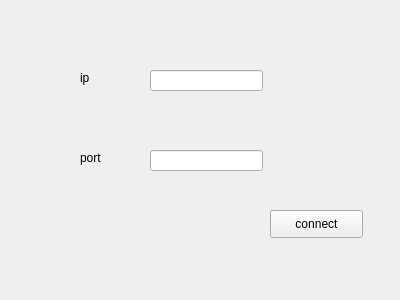
This is widget.ui in WSYU-SmartHome-Project/Client as Qt 5 draws it before an edit. The edited form follows.
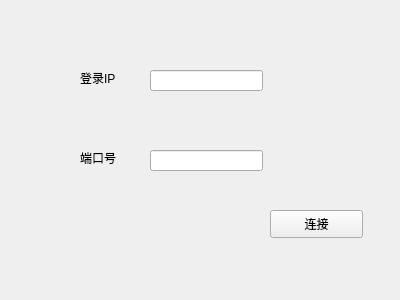
This is the edited form. Icons and pictures are not drawn.

Commit message: 修改登录背景

The edit to the form file:
```diff
--- a/widget.ui
+++ b/widget.ui
@@ -23,7 +23,7 @@
     </rect>
    </property>
    <property name="text">
-    <string>ip</string>
+    <string>登录IP</string>
    </property>
   </widget>
   <widget class="QLabel" name="label_2">
@@ -36,7 +36,7 @@
     </rect>
    </property>
    <property name="text">
-    <string>port</string>
+    <string>端口号</string>
    </property>
   </widget>
   <widget class="QLineEdit" name="lineEdit">
@@ -69,9 +69,28 @@
     </rect>
    </property>
    <property name="text">
-    <string>connect</string>
+    <string>连接</string>
    </property>
   </widget>
+  <widget class="QWidget" name="widget" native="true">
+   <property name="geometry">
+    <rect>
+     <x>0</x>
+     <y>0</y>
+     <width>401</width>
+     <height>301</height>
+    </rect>
+   </property>
+   <property name="styleSheet">
+    <string notr="true">background-image:url(:/image/login.png)</string>
+   </property>
+  </widget>
+  <zorder>widget</zorder>
+  <zorder>label</zorder>
+  <zorder>label_2</zorder>
+  <zorder>lineEdit</zorder>
+  <zorder>lineEdit_2</zorder>
+  <zorder>pushButton</zorder>
  </widget>
  <resources/>
  <connections/>
```
The commit also changes 3 other files.
